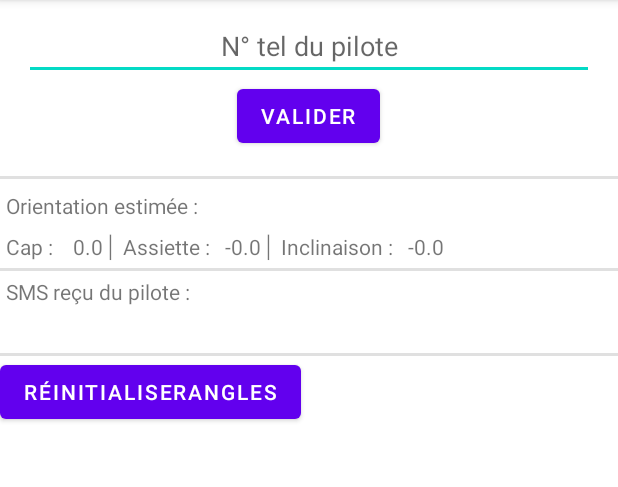
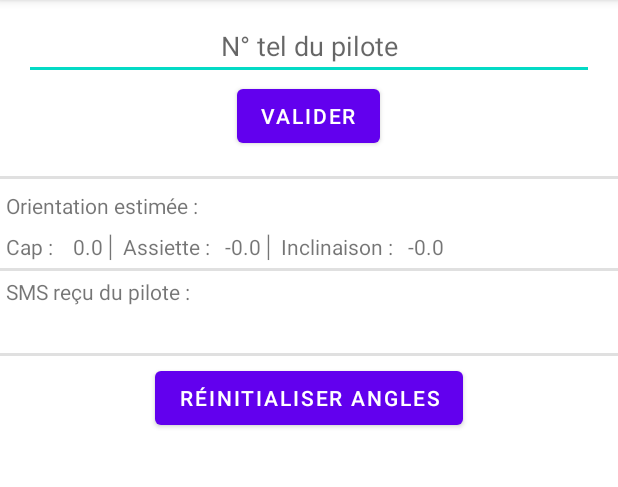
Before and after one commit to jccarre/AndroPilot, an Android app: the screen it shows after launch (MainActivity), on a phone screen of 412 x 824 dp, the part 84-571 px from its top. Run offline under Robolectric (Android 15) with nearby library versions, the phone set to English and light mode, and no system bars.

```diff
--- a/Android app/app/src/main/java/com/ifnti/droneifnti/Vol.java
+++ b/Android app/app/src/main/java/com/ifnti/droneifnti/Vol.java
@@ -13,9 +13,9 @@ public class Vol {
     private static float consigneInclinaison = 0.0f; //Par défaut, on va tout droit
     private static float consigneAssiette = -10.0f; //Le drone doit descendre un peu pour se maintenir en vol.
 
-    private static float Kp_incli = 3.0f; //Gain proportionnel pour l'asservissement de l'inclinaison
+    private static float Kp_incli = 4.0f; //Gain proportionnel pour l'asservissement de l'inclinaison
     private static float Kd_incli = 1.0f; //Gain dérivé        pour l'asservissement de l'inclinaison
-    private static float Kp_assiette = 1.0f;       //Gain proportionnel pour l'asservissement de la pente
+    private static float Kp_assiette = 4.0f;       //Gain proportionnel pour l'asservissement de la pente
     private static float Kd_assiette = 1.0f;       //Gain dérivé        pour l'asservissement de la pente
 
     public static byte[] calculerCommandesServos(){
--- a/Android app/app/src/main/res/layout/activity_main.xml
+++ b/Android app/app/src/main/res/layout/activity_main.xml
@@ -87,6 +87,8 @@
         android:layout_width="wrap_content"
         android:layout_height="wrap_content"
         android:id="@+id/boutonReinitialiersAngles"
-        android:text="RéinitialiserAngles"/>
+        android:text="Réinitialiser Angles"
+        android:layout_gravity="center"
+        android:layout_marginTop="4dp"/>
 
 </LinearLayout>
```
Also changed, not shown: 3 other files.
